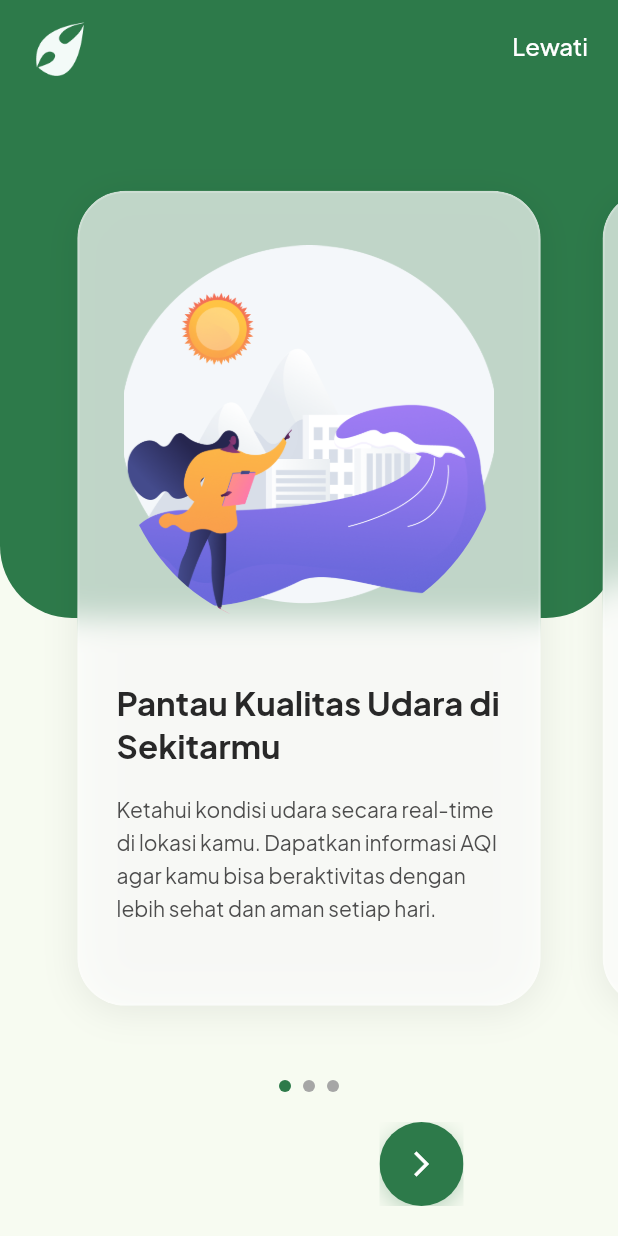
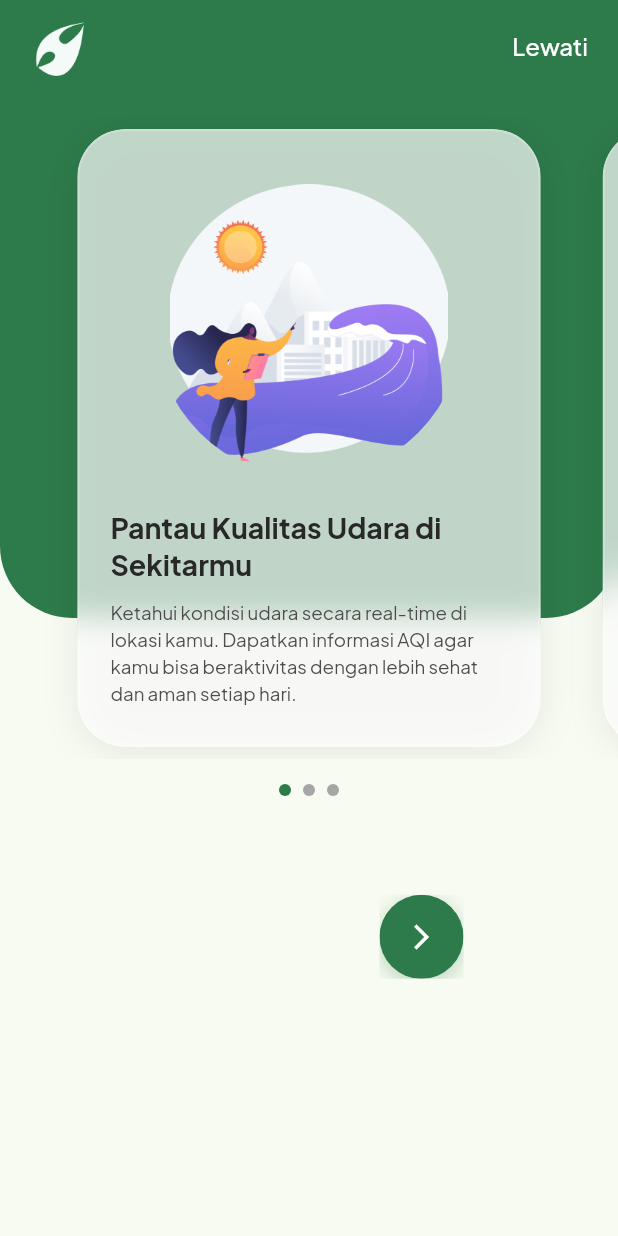
Before and after one commit to petelpop/HijauIn-Frontend-Mobile, a Flutter app: the screen it shows after launch, on a phone screen of 412 x 824 dp. Run offline on Flutter 3.47's test engine with Material 3 defaults, Android fonts, the phone set to English and light mode, and no system bars; our stand-ins replace another_flushbar, bloc, dio, equatable, flutter_bloc, go_router and 4 more.

Commit message:
[fix] : fix some issues in onboarding page

```diff
--- a/lib/features/onboarding/data/models/onboarding_model.dart
+++ b/lib/features/onboarding/data/models/onboarding_model.dart
@@ -19,14 +19,14 @@ final List<OnboardingModel> onboardingData = [
   ),
   OnboardingModel(
     imagePath: 'assets/images/img_onboarding_2.png',
-    title: 'Dapatkan Rekomendasi\nAktivitas Sehat',
+    title: 'Bantu Pilah Sampah\ndengan Mudah',
     description:
-        'Terima saran aktivitas outdoor berdasarkan kualitas udara. Hijauin membantu kamu memilih waktu terbaik untuk beraktivitas di luar ruangan.',
+        'Pelajari cara mengenali dan memilah sampah organik, anorganik, dan B3. Jadikan kebiasaan kecil ini langkah besar untuk lingkungan yang bersih.',
   ),
   OnboardingModel(
     imagePath: 'assets/images/img_onboarding_3.png',
-    title: 'Lindungi Kesehatan\nKamu & Keluarga',
+    title: 'Temukan Tempat Sampah\nTerdekat',
     description:
-        'Dapatkan notifikasi saat kualitas udara buruk. Jaga kesehatan keluarga dengan informasi yang akurat dan terpercaya setiap saat.',
+        'Tidak perlu bingung lagi! Temukan lokasi tempat sampah terdekat dari posisi kamu agar membuang sampah jadi lebih mudah dan tepat.',
   ),
 ];
--- a/lib/features/onboarding/presentation/components/onboarding_card.dart
+++ b/lib/features/onboarding/presentation/components/onboarding_card.dart
@@ -17,7 +17,7 @@ class OnboardingCard extends StatelessWidget {
   Widget build(BuildContext context) {
     return Container(
       width: double.maxFinite,
-      margin: EdgeInsets.symmetric(horizontal: 5.w, vertical: 4.h),
+      margin: EdgeInsets.symmetric(horizontal: 5.w, vertical: 1.h),
       decoration: BoxDecoration(
         borderRadius: BorderRadius.circular(32),
         boxShadow: [
@@ -33,7 +33,7 @@ class OnboardingCard extends StatelessWidget {
         child: BackdropFilter(
           filter: ImageFilter.blur(sigmaX: 10, sigmaY: 10),
           child: Container(
-            padding: EdgeInsets.all(6.w),
+            padding: EdgeInsets.symmetric(horizontal: 5.w, vertical: 2.5.h),
             decoration: BoxDecoration(
               color: whiteColor.withOpacity(0.7),
               borderRadius: BorderRadius.circular(32),
@@ -43,12 +43,13 @@ class OnboardingCard extends StatelessWidget {
               ),
             ),
             child: Column(
+              mainAxisAlignment: MainAxisAlignment.center,
               crossAxisAlignment: CrossAxisAlignment.start,
               children: [
                 Center(
                   child: Container(
-                    width: 65.w,
-                    height: 65.w,
+                    width: 50.w,
+                    height: 50.w,
                     decoration: BoxDecoration(
                       shape: BoxShape.circle,
                     ),
@@ -56,13 +57,13 @@ class OnboardingCard extends StatelessWidget {
                       child: Center(
                         child: Image.asset(
                           data.imagePath,
-                          width: 60.w,
-                          height: 60.w,
+                          width: 45.w,
+                          height: 45.w,
                           fit: BoxFit.cover,
                           errorBuilder: (context, error, stackTrace) {
                             return Icon(
                               Icons.air,
-                              size: 35.w,
+                              size: 28.w,
                               color: primaryColor400,
                             );
                           },
@@ -71,23 +72,23 @@ class OnboardingCard extends StatelessWidget {
                     ),
                   ),
                 ),
-                SizedBox(height: 4.h),
+                SizedBox(height: 2.5.h),
                 PrimaryText(
                   text: data.title,
-                  fontSize: 22,
+                  fontSize: 19,
                   fontWeight: FontWeight.w700,
                   color: neutralDefault,
                   textAlign: TextAlign.left,
                   lineHeight: 1.3,
                 ),
-                SizedBox(height: 2.h),
+                SizedBox(height: 1.2.h),
                 PrimaryText(
                   text: data.description,
-                  fontSize: 14,
+                  fontSize: 12.5,
                   fontWeight: FontWeight.w400,
                   color: neutralSecondary,
                   textAlign: TextAlign.left,
-                  lineHeight: 1.6,
+                  lineHeight: 1.45,
                 ),
               ],
             ),
--- a/lib/features/onboarding/presentation/components/onboarding_navigation.dart
+++ b/lib/features/onboarding/presentation/components/onboarding_navigation.dart
@@ -17,7 +17,7 @@ class OnboardingNavigation extends StatelessWidget {
   @override
   Widget build(BuildContext context) {
     return Padding(
-      padding: EdgeInsets.symmetric(horizontal: 25.w, vertical: 20),
+      padding: EdgeInsets.symmetric(horizontal: 25.w, vertical: 0),
       child: Row(
         mainAxisAlignment: MainAxisAlignment.spaceBetween,
         children: [
--- a/lib/features/onboarding/presentation/views/onboarding_page.dart
+++ b/lib/features/onboarding/presentation/views/onboarding_page.dart
@@ -59,6 +59,7 @@ class OnboardingView extends StatelessWidget {
             child: BlocBuilder<OnboardingCubit, OnboardingState>(
               builder: (context, state) {
                 return Column(
+                  crossAxisAlignment: CrossAxisAlignment.center,
                   children: [
                     Padding(
                       padding: const EdgeInsets.symmetric(horizontal: 20, vertical: 10),
@@ -84,9 +85,10 @@ class OnboardingView extends StatelessWidget {
                       ),
                     ),
                     SizedBox(
-                      height: 4.h,
+                      height: 2.h,
                     ),
-                    Expanded(
+                    SizedBox(
+                      height: 52.h,
                       child: PageView.builder(
                         controller: cubit.pageController,
                         physics: const NeverScrollableScrollPhysics(),
@@ -107,6 +109,9 @@ class OnboardingView extends StatelessWidget {
                     OnboardingDots(
                       onActivePage: state.currentIndex,
                     ),
+                    SizedBox(
+                      height: 8.h,
+                    ),
                     OnboardingNavigation(
                       showPrevious: !state.isFirstPage,
                       onPrevious: () => cubit.previousPage(),
@@ -117,7 +122,10 @@ class OnboardingView extends StatelessWidget {
                           cubit.nextPage();
                         }
                       },
-                    )
+                    ),
+                    SizedBox(
+                      height: 3.h,
+                    ),
                   ],
                 );
               },
```
